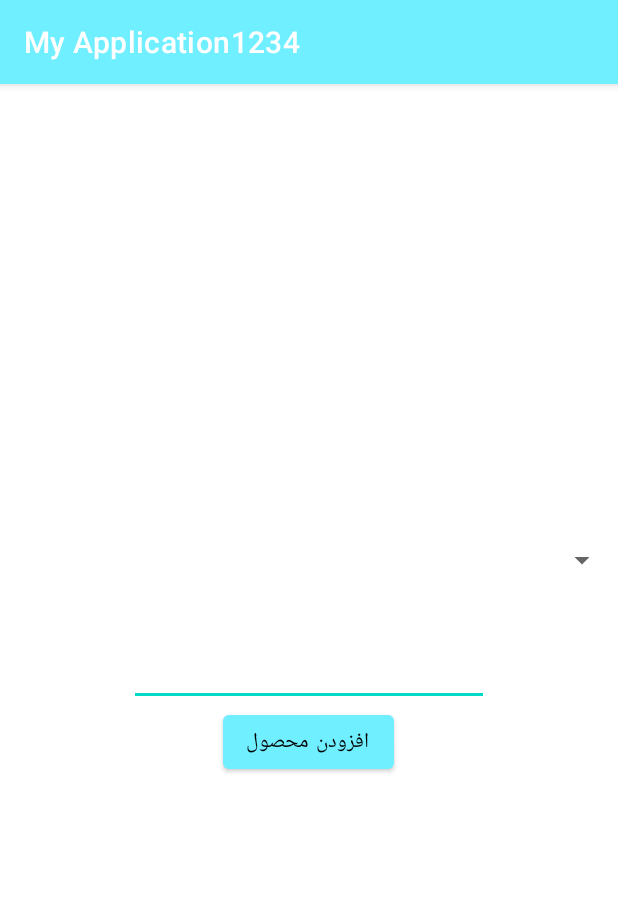
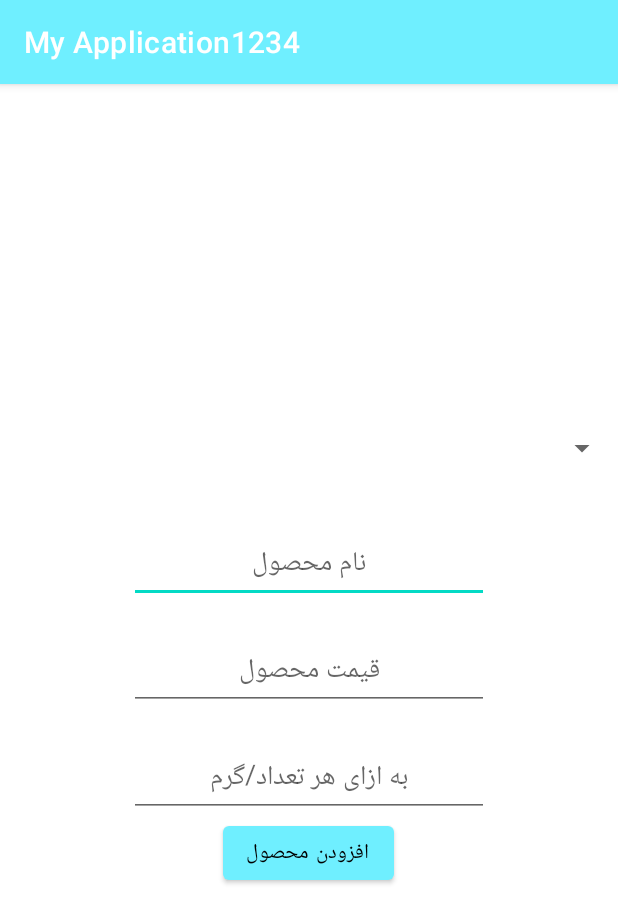
Before and after one commit to moeeenn/accountantApp, an Android app: the Add_Product_activity screen opened directly, with no data from a screen before it, on a phone screen of 412 x 824 dp. Shown: the top 923 px of the screen. Run offline under Robolectric (Android 15) with nearby library versions, the phone set to English and light mode, and no system bars.

Commit message:
initial commit

```diff
--- a/app/src/main/java/com/example/myapplication1234/Add_Product_activity.java
+++ b/app/src/main/java/com/example/myapplication1234/Add_Product_activity.java
@@ -3,12 +3,76 @@ package com.example.myapplication1234;
 import androidx.appcompat.app.AppCompatActivity;
 
 import android.os.Bundle;
+import android.widget.ArrayAdapter;
+import android.widget.Spinner;
+import android.widget.SpinnerAdapter;
+
+import com.example.myapplication1234.Config.Config;
+import com.example.myapplication1234.Model.get_category;
+import com.example.myapplication1234.Model.test;
+import com.example.myapplication1234.Retrofit.IRetrofit;
+import com.example.myapplication1234.Retrofit.RetrofitClient;
+
+import java.io.IOException;
+import java.util.ArrayList;
+import java.util.List;
+
+import okhttp3.ResponseBody;
+import retrofit2.Call;
+import retrofit2.Callback;
+import retrofit2.Response;
+
+
 
 public class Add_Product_activity extends AppCompatActivity {
+
+
+    IRetrofit iRetrofit;
+    ArrayList<get_category> cats=new ArrayList<>();
 
     @Override
     protected void onCreate(Bundle savedInstanceState) {
         super.onCreate(savedInstanceState);
         setContentView(R.layout.activity_add_product);
+        ArrayList<String> mylist = new ArrayList<>();
+        Spinner s = findViewById(R.id.spinner_cat2);
+        iRetrofit = RetrofitClient.getRetrofit(Config.BASE_URL).create(IRetrofit.class);
+
+        iRetrofit.set_category().enqueue(new Callback<List<get_category>>() {
+            @Override
+            public void onResponse(Call<List<get_category>> call, Response<List<get_category>> response) {
+                cats.addAll(response.body());
+                for (int i=0;i<cats.size();i++){
+                    mylist.add(cats.get(i).getC_name());
+
+                }
+                String[] arraySpinner = new String[mylist.size()];
+                arraySpinner = mylist.toArray(arraySpinner);
+                ArrayAdapter<String> adapter2 =new ArrayAdapter<String>(this, android.R.layout.simple_spinner_item,arraySpinner);
+//                adapter2.setDropDownViewResource(android.R.layout.simple_spinner_dropdown_item);
+//                s.setAdapter(adapter2);
+
+
+            }
+            @Override
+            public void onFailure(Call<List<get_category>> call, Throwable t) {
+
+            }
+        });
+
+
+//        iRetrofit.SelectReshte().enqueue(new Callback<List<test>>() {
+//            @Override
+//            public void onResponse(Call<List<test>> call, Response<List<test>> response) {
+//                a.addAll(response.body());
+//                int id=a.get(0).getId();
+//            }
+//
+//            @Override
+//            public void onFailure(Call<List<test>> call, Throwable t) {
+//
+//            }
+//        });
+
     }
 }
--- a/app/src/main/java/com/example/myapplication1234/Retrofit/IRetrofit.java
+++ b/app/src/main/java/com/example/myapplication1234/Retrofit/IRetrofit.java
@@ -1,6 +1,7 @@
 package com.example.myapplication1234.Retrofit;
 
 
+import com.example.myapplication1234.Model.get_category;
 import com.example.myapplication1234.Model.test;
 
 import java.util.List;
@@ -21,8 +22,11 @@ public interface IRetrofit {
 //    Call<List<test>> SelectReshte();
 
 
-    // add
+    // add category
     @POST("add_category.php")
     Call<ResponseBody> add_category(@Query("text") String text);
 
+    // add get category
+    @POST("get_category.php")
+    Call<List<get_category>> set_category();
 }
--- a/app/src/main/res/layout/activity_add_product.xml
+++ b/app/src/main/res/layout/activity_add_product.xml
@@ -11,13 +11,27 @@
 
     <Spinner
         android:layout_width="match_parent"
+        android:id="@+id/spinner_cat2"
         android:layout_height="wrap_content">
     </Spinner>
     <EditText
         android:layout_width="240dp"
         android:layout_marginTop="40dp"
         android:textAlignment="center"
+        android:hint="@string/input_product_name"
         android:layout_height="wrap_content"/>
+    <EditText
+        android:layout_width="240dp"
+        android:layout_height="wrap_content"
+        android:textAlignment="center"
+        android:hint="@string/input_product_price"
+        android:layout_marginTop="20dp"/>
+    <EditText
+        android:layout_width="240dp"
+        android:layout_height="wrap_content"
+        android:textAlignment="center"
+        android:hint="@string/input_product_num"
+        android:layout_marginTop="20dp"/>
     <Button
         android:layout_width="wrap_content"
         android:text="@string/btn_add_product"
--- a/app/src/main/res/values/strings.xml
+++ b/app/src/main/res/values/strings.xml
@@ -6,6 +6,11 @@
     <string name="btn_add_category">افزودن دسته بندی</string>
     <string name="input_category">افزودن دسته بندی</string>
     <string name="add_factor">تایید فاکتور</string>
+    <string name="input_product_name">نام محصول</string>
+    <string name="input_product_price">قیمت محصول</string>
+    <string name="input_product_num">به ازای هر تعداد/گرم</string>
+
+
 
 
 </resources>
```
Also changed, not shown: app/src/main/java/com/example/myapplication1234/MainActivity2.java (+2 -15 lines), app/src/main/java/com/example/myapplication1234/Model/get_category.java (added, +22 -0 lines).
